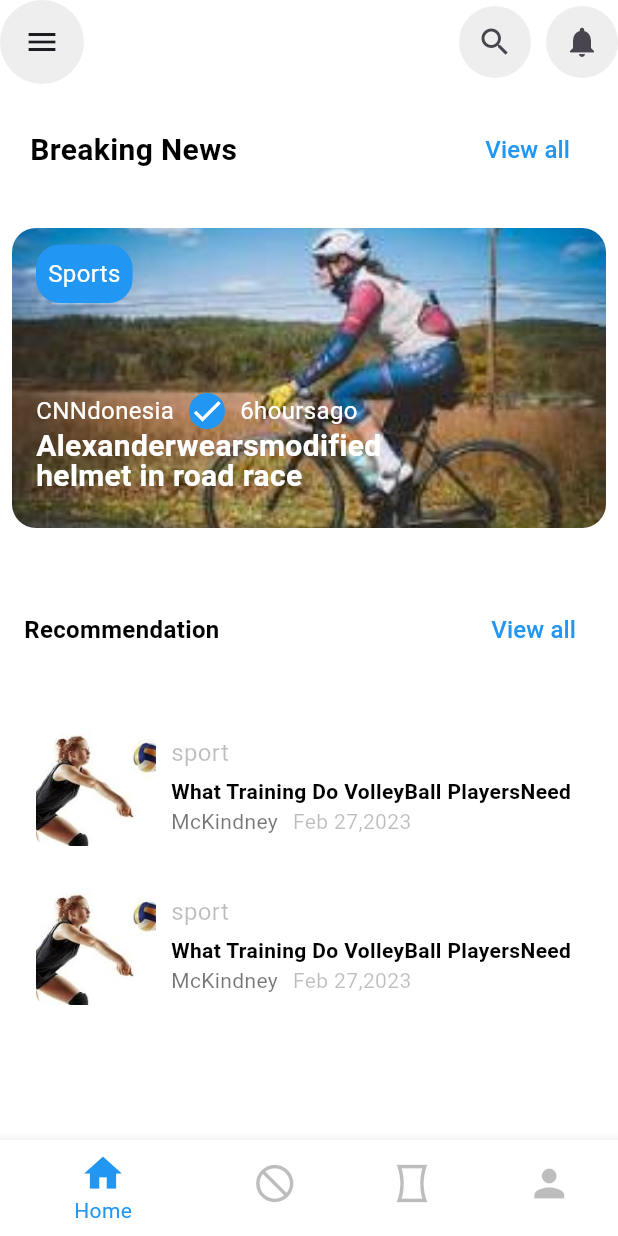
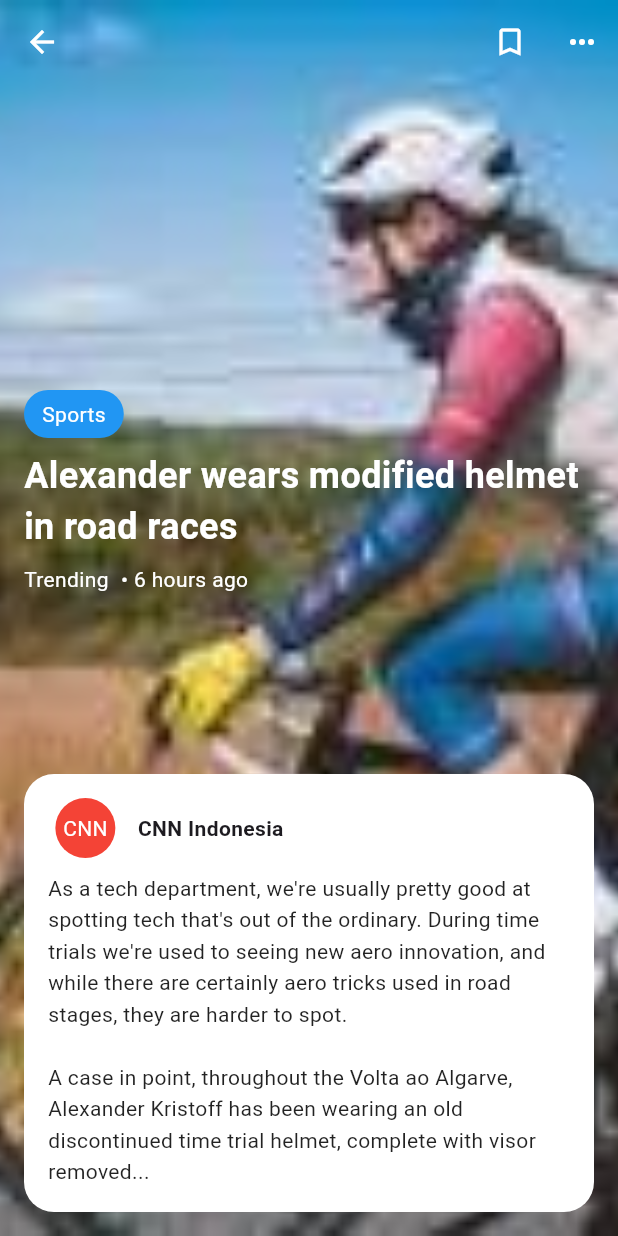
Before and after one commit to DamisolaT/VITNewsApp, a Flutter app: the screen it shows after launch, on a phone screen of 412 x 824 dp. Run offline on Flutter 3.47's test engine with Material 3 defaults, Android fonts, the phone set to English and light mode, and no system bars.

Commit message:
NewDetailsPage added to user interface

```diff
--- a/lib/home_page.dart
+++ b/lib/home_page.dart
@@ -31,7 +31,7 @@ class _HomePageState extends State<HomePage> {
           });
           },
           items: [
-      BottomNavigationBarItem(backgroundColor: Colors.white, icon: Icon(Icons.home), label: 'Home'),
+        BottomNavigationBarItem(backgroundColor: Colors.white, icon: Icon(Icons.home), label: 'Home'),
         BottomNavigationBarItem(backgroundColor: Colors.white,icon: Icon(Icons.not_interested_outlined), label: 'Globe'),
         BottomNavigationBarItem(backgroundColor: Colors.white,icon: Icon(Icons.panorama_vertical_sharp), label: 'Shape'),
         BottomNavigationBarItem(backgroundColor: Colors.white,icon: Icon(Icons.person), label: 'Profile'),
--- a/lib/main.dart
+++ b/lib/main.dart
@@ -1,5 +1,6 @@
 import 'package:flutter/material.dart';
 import 'package:vit_news_app/home_page.dart';
+import 'package:vit_news_app/news_details_page.dart';
 
 void main() {
   runApp(const MyApp());
@@ -33,7 +34,7 @@ class MyApp extends StatelessWidget {
         colorScheme: ColorScheme.fromSeed(seedColor: Colors.deepPurple),
         useMaterial3: true,
       ),
-      home:HomePage()
+      home:NewsDetailPage()
     );
   }
 }
--- /dev/null
+++ b/lib/news_details_page.dart
@@ -0,0 +1,144 @@
+import 'package:flutter/material.dart';
+
+
+class NewsDetailPage extends StatelessWidget {
+  const NewsDetailPage({super.key});
+
+  @override
+  Widget build(BuildContext context) {
+    return Scaffold(
+      appBar: AppBar(
+        backgroundColor: Colors.transparent,
+        elevation: 0,
+        leading: IconButton(
+          icon: Icon(Icons.arrow_back, color: Colors.white),
+          onPressed: () {
+
+          },
+        ),
+        actions: [
+          IconButton(
+            icon: Icon(Icons.bookmark_border, color: Colors.white),
+            onPressed: () {
+              // handle bookmark action
+            },
+          ),
+          IconButton(
+            icon: Icon(Icons.more_horiz, color: Colors.white),
+            onPressed: () {
+              // handle more action
+            },
+          ),
+        ],
+      ),
+      extendBodyBehindAppBar: true,
+      body: Stack(
+        children: [
+          // Background image
+          Positioned.fill(
+            child: Image.asset("assets/images/bicycle_img2.png",fit: BoxFit.cover,),
+          ),
+          // Overlay content
+          Positioned(
+            left: 16,
+            right: 16,
+            top: 260,
+            child: Column(
+              crossAxisAlignment: CrossAxisAlignment.start,
+              children: [
+                Container(
+                  padding: EdgeInsets.symmetric(vertical: 6, horizontal: 12),
+                  decoration: BoxDecoration(
+                    color: Colors.blue,
+                    borderRadius: BorderRadius.circular(20),
+                  ),
+                  child: Text(
+                    'Sports',
+                    style: TextStyle(color: Colors.white),
+                  ),
+                ),
+                SizedBox(height: 8),
+                Text(
+                  'Alexander wears modified helmet in road races',
+                  style: TextStyle(
+                    color: Colors.white,
+                    fontSize: 24,
+                    fontWeight: FontWeight.bold,
+                  ),
+                ),
+                SizedBox(height: 8),
+                Row(
+                  children: [
+                    Text(
+                      'Trending',
+                      style: TextStyle(color: Colors.white),
+                    ),
+                    SizedBox(width: 8),
+                    Text(
+                      '• 6 hours ago',
+                      style: TextStyle(color: Colors.white),
+                    ),
+                  ],
+                ),
+              ],
+            ),
+          ),
+
+          Align(
+            alignment: Alignment.bottomCenter,
+            child: Container(
+              margin: EdgeInsets.all(16),
+              padding: EdgeInsets.all(16),
+              decoration: BoxDecoration(
+                color: Colors.white,
+                borderRadius: BorderRadius.circular(20),
+              ),
+              child: Column(
+                mainAxisSize: MainAxisSize.min,
+                crossAxisAlignment: CrossAxisAlignment.start,
+                children: [
+                  Row(
+                    children: [
+                      Container(
+                        padding: EdgeInsets.all(10),
+                        decoration: BoxDecoration(
+                          shape: BoxShape.circle,
+                          color: Colors.red,
+                        ),
+                        child: Text(
+                          "CNN",
+                          style: TextStyle(color: Colors.white),
+                        ),
+                      ),
+                      SizedBox(width: 10),
+                      Column(
+                        crossAxisAlignment: CrossAxisAlignment.start,
+                        children: [
+                          Text(
+                            'CNN Indonesia',
+                            style: TextStyle(
+                              fontWeight: FontWeight.bold,
+                            ),
+                          ),
+                        ],
+                      ),
+                    ],
+                  ),
+                  SizedBox(height: 10),
+                  Text(
+                    "As a tech department, we're usually pretty good at spotting tech that's out of the ordinary. During time trials we're used to seeing new aero innovation, and while there are certainly aero tricks used in road stages, they are harder to spot."
+                        "\n\nA case in point, throughout the Volta ao Algarve, Alexander Kristoff has been wearing an old discontinued time trial helmet, complete with visor removed...",
+                    style: TextStyle(
+                      color: Colors.black87,
+                      height: 1.5,
+                    ),
+                  ),
+                ],
+              ),
+            ),
+          ),
+        ],
+      ),
+    );
+  }
+}
```
Also changed, not shown: lib/screens.dart (deleted).
